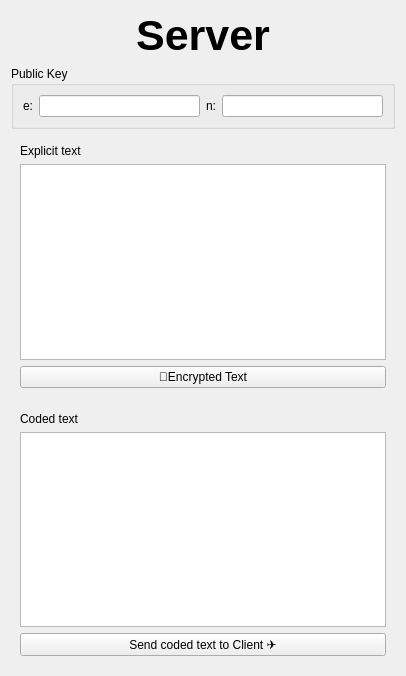
This is server.ui in NekoSilverFox/Qt-RSA as Qt 5 draws it before an edit. The edited form follows.
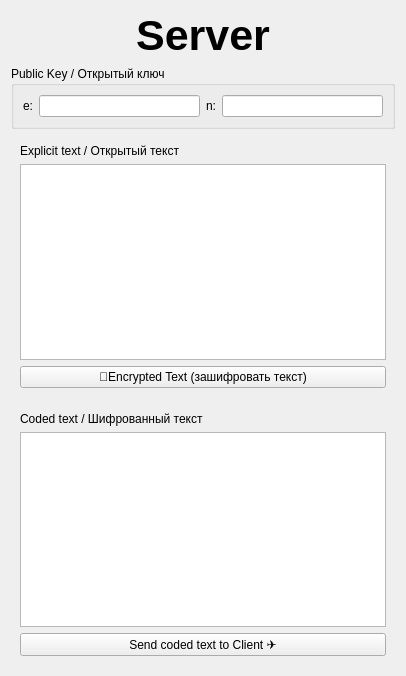
This is the edited form.

```diff
--- a/server.ui
+++ b/server.ui
@@ -33,7 +33,7 @@
    <item>
     <widget class="QGroupBox" name="groupBox_3">
      <property name="title">
-      <string>Public Key</string>
+      <string>Public Key / Открытый ключ</string>
      </property>
      <layout class="QGridLayout" name="gridLayout">
       <item row="0" column="0">
@@ -77,7 +77,7 @@
       <item>
        <widget class="QLabel" name="label_22">
         <property name="text">
-         <string>Explicit text</string>
+         <string>Explicit text / Открытый текст</string>
         </property>
        </widget>
       </item>
@@ -87,7 +87,7 @@
       <item>
        <widget class="QPushButton" name="btnEncrypt">
         <property name="text">
-         <string>🔐Encrypted Text</string>
+         <string>🔐Encrypted Text (зашифровать текст)</string>
         </property>
        </widget>
       </item>
@@ -100,7 +100,7 @@
       <item>
        <widget class="QLabel" name="label_23">
         <property name="text">
-         <string>Coded text</string>
+         <string>Coded text / Шифрованный текст</string>
         </property>
        </widget>
       </item>
```
